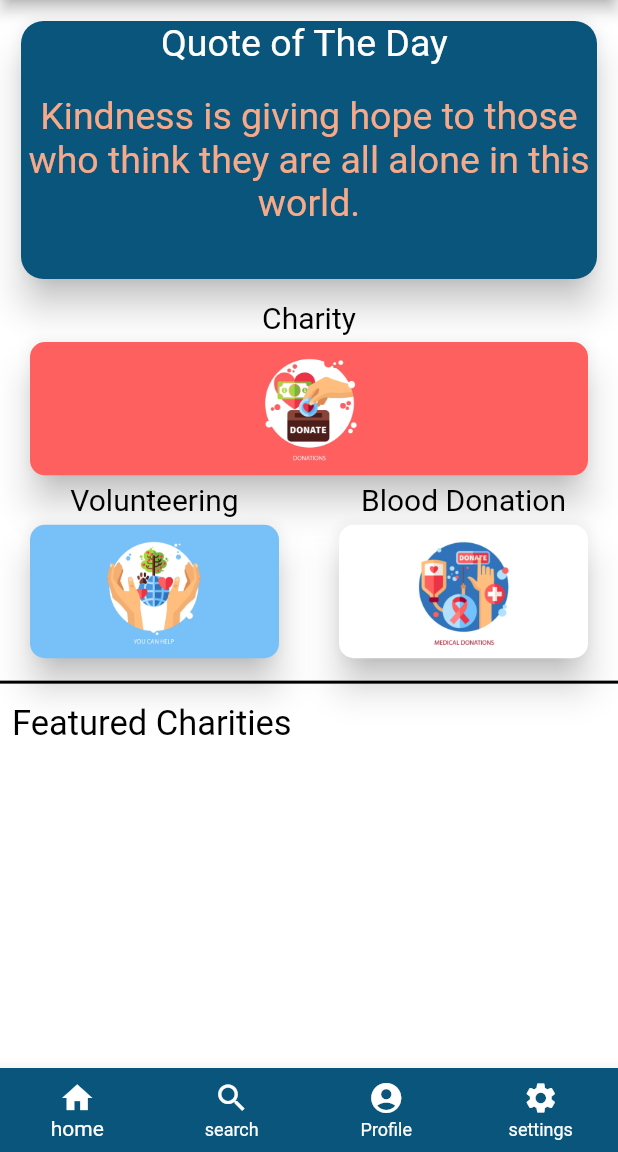
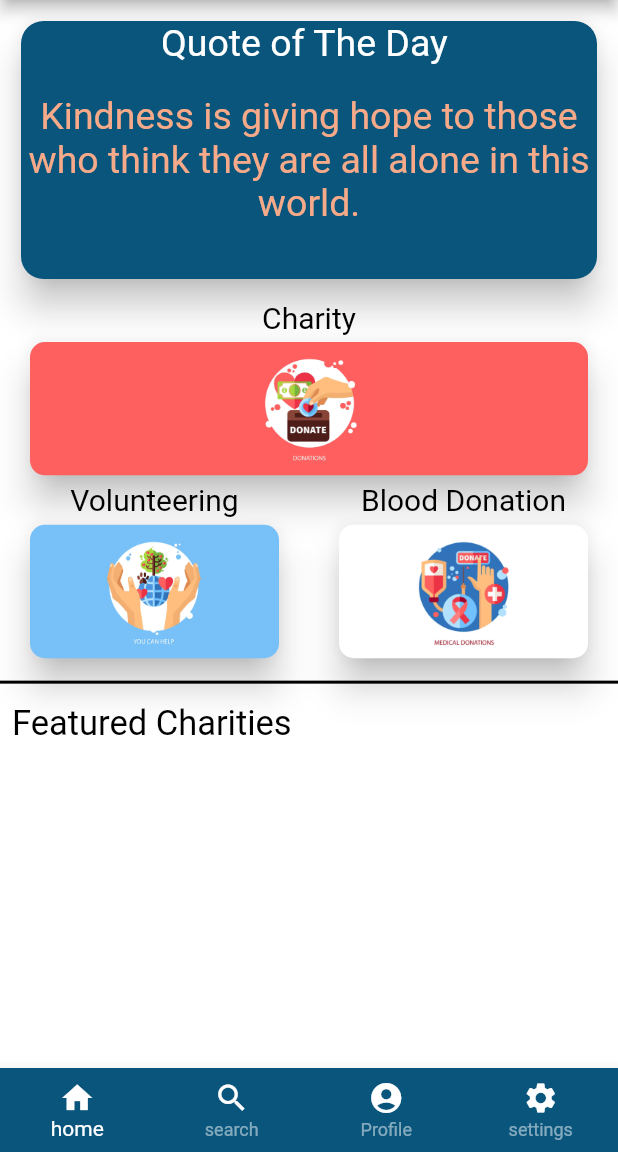
Before and after one commit to abu3athab/amal, a Flutter app: the MainPageNavigator screen opened directly, on a phone screen of 412 x 824 dp, the part 84-1236 px from its top. Run offline on Flutter 3.47's test engine with Material 2 defaults, Android fonts, the phone set to English and light mode, and no system bars; our stand-ins replace otp_text_field.

Commit message:
add opacity to the navbar

```diff
--- a/lib/Main page/mainPageNavigator.dart
+++ b/lib/Main page/mainPageNavigator.dart
@@ -30,8 +30,8 @@ class MainPageNavigatorChild extends State<MainPageNavigator> {
         child: BottomNavigationBar(
             currentIndex: pageIndex,
             type: BottomNavigationBarType.fixed,
-            selectedItemColor: Colors.white,
-            unselectedItemColor: Colors.white,
+            selectedItemColor: Colors.white.withOpacity(1),
+            unselectedItemColor: Colors.white.withOpacity(0.5),
             backgroundColor: logoColor,
             items: [
               BottomNavigationBarItem(
```
